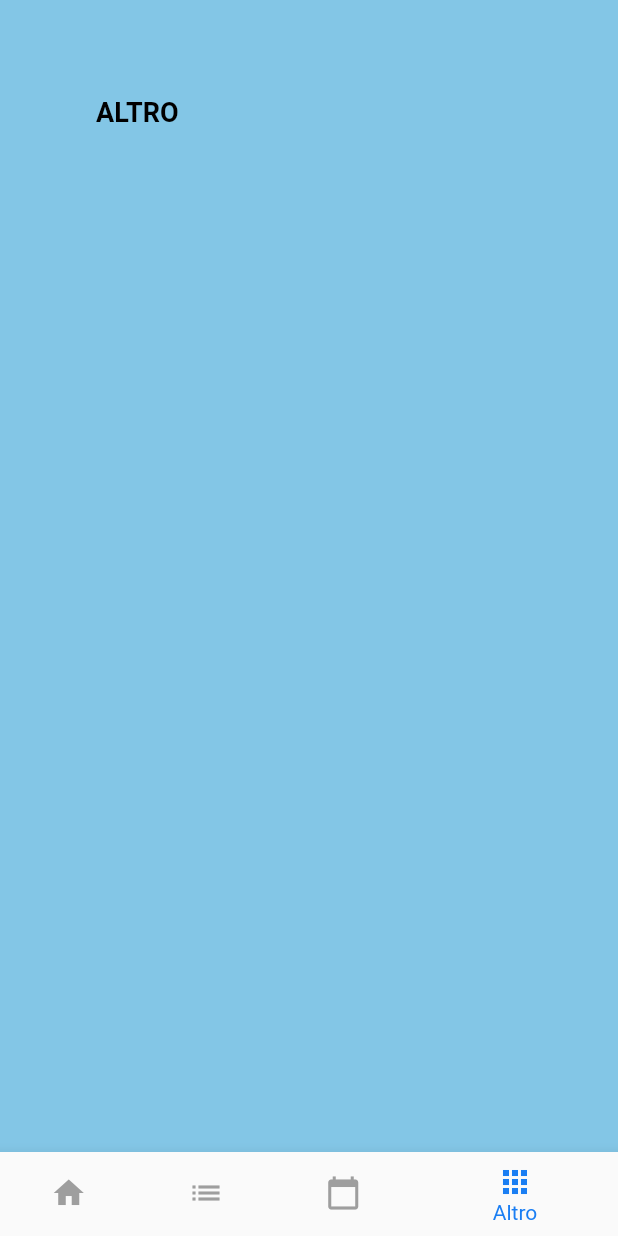
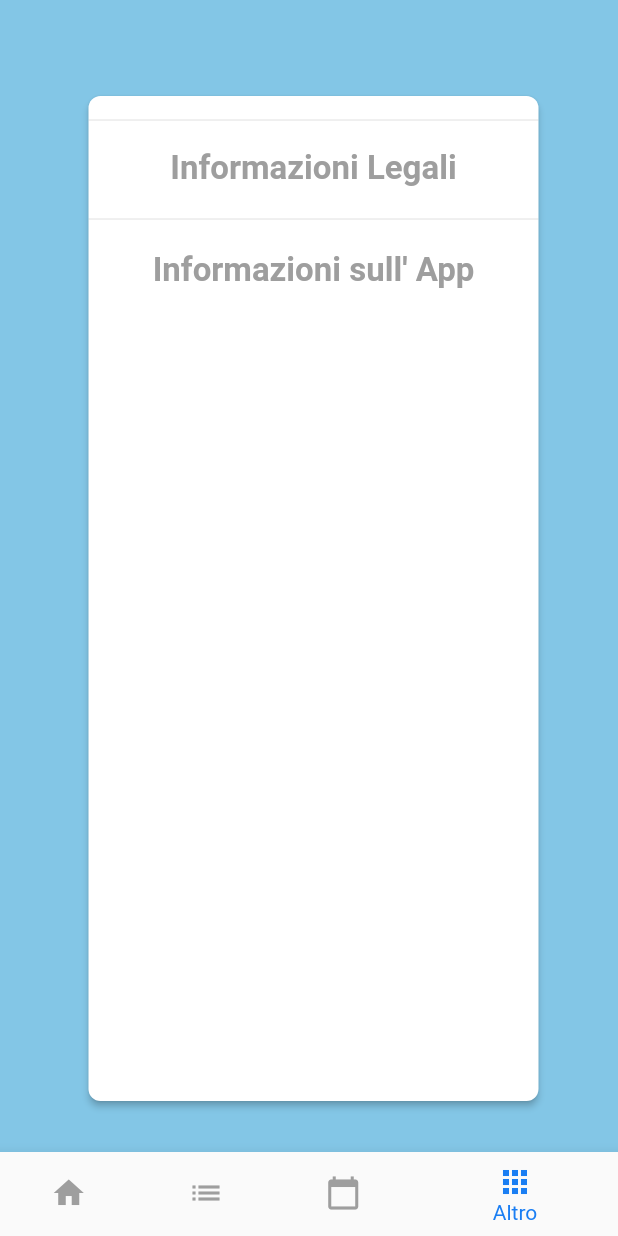
Before and after one commit to XxHacrackxX/go2beach, a Flutter app: the HomePage screen opened directly, item 4 of the bottom bar chosen, on a phone screen of 412 x 824 dp. Run offline on Flutter 3.47's test engine with Material 2 defaults, Android fonts, the light colour scheme and no system bars; drawn by our look-alikes of calendar_view; our stand-ins replace email_validator, firebase_auth, firebase_core; accounts and stored records are empty; network calls fail.

Commit message:
UI HomePage 2
Piccole rivisitazioni Grafiche

```diff
--- a/lib/Pages/homepage.dart
+++ b/lib/Pages/homepage.dart
@@ -36,7 +36,6 @@ class _HomePageState extends State<HomePage> {
       ),
       extendBodyBehindAppBar: true,
       body: Container(
-        padding: const EdgeInsets.all(64),
         color: const Color.fromARGB(255, 131, 198, 230),
         child: _widgetOptions.elementAt(_selectedIndex),
       ),
--- a/lib/Pages/widgets/altro.dart
+++ b/lib/Pages/widgets/altro.dart
@@ -1,17 +1,73 @@
 import 'package:flutter/material.dart';
 
-class Altro extends StatelessWidget {
-  const Altro({super.key});
+class Altro extends StatefulWidget {
+  const Altro({Key? key}) : super(key: key);
+  @override
+  State<StatefulWidget> createState() => _Altro();
+}
 
+class _Altro extends State<Altro> {
   @override
   Widget build(BuildContext context) {
-    return const Scaffold(
-      body: Text(
-        "ALTRO",
-        style: TextStyle(
-            color: Colors.black, fontSize: 18, fontWeight: FontWeight.bold),
+    return Container(
+      padding: EdgeInsets.only(left: 55, top: 60, bottom: 30),
+      child: Scaffold(
+        body: Container(
+          child: Card(
+              clipBehavior: Clip.antiAliasWithSaveLayer,
+              elevation: 2.0,
+              color: Colors.white,
+              shape: RoundedRectangleBorder(
+                  borderRadius: BorderRadius.circular(8.0)),
+              child: Container(
+                padding: const EdgeInsets.only(top: 8.0, bottom: 24),
+                width: 300,
+                child: Column(children: [
+                  const Divider(),
+                  TextButton(
+                    style: ButtonStyle(
+                        backgroundColor:
+                            MaterialStatePropertyAll(Colors.white)),
+                    onPressed: () {},
+                    child: Row(
+                      mainAxisAlignment: MainAxisAlignment.center,
+                      mainAxisSize: MainAxisSize.max,
+                      children: [
+                        Text(
+                          "Informazioni Legali",
+                          style: TextStyle(
+                              color: Colors.grey,
+                              fontSize: 22,
+                              fontWeight: FontWeight.bold),
+                        ),
+                      ],
+                    ),
+                  ),
+                  const Divider(height: 20),
+                  TextButton(
+                    style: ButtonStyle(
+                        backgroundColor:
+                            MaterialStatePropertyAll(Colors.white)),
+                    onPressed: () {},
+                    child: Row(
+                      mainAxisAlignment: MainAxisAlignment.center,
+                      mainAxisSize: MainAxisSize.max,
+                      children: [
+                        Text(
+                          "Informazioni sull' App",
+                          style: TextStyle(
+                              color: Colors.grey,
+                              fontSize: 22,
+                              fontWeight: FontWeight.bold),
+                        ),
+                      ],
+                    ),
+                  ),
+                ]),
+              )),
+        ),
+        backgroundColor: Colors.transparent,
       ),
-      backgroundColor: Colors.transparent,
     );
   }
 }
--- a/lib/Pages/widgets/calendar.dart
+++ b/lib/Pages/widgets/calendar.dart
@@ -10,7 +10,9 @@ class Calendar extends StatefulWidget {
 class _Calendar extends State<Calendar> {
   @override
   Widget build(BuildContext context) {
-    return Scaffold(
+    return Container(
+      padding: EdgeInsets.only(top: 25),
+      child: Scaffold(
         body: MonthView(
           controller: EventController(),
           minMonth: DateTime(1990),
@@ -27,6 +29,7 @@ class _Calendar extends State<Calendar> {
           onDateLongPress: (date) => print(date),
         ),
         backgroundColor: Colors.transparent,
+      ),
     );
   }
 }
--- a/lib/Pages/widgets/home.dart
+++ b/lib/Pages/widgets/home.dart
@@ -15,7 +15,8 @@ class _Home extends State<Home> {
   Widget build(BuildContext context) {
     return Scaffold(
       body: Padding(
-        padding: const EdgeInsets.only(top: 10.0),
+        padding:
+            const EdgeInsets.only(left: 55, right: 20, top: 50, bottom: 50),
         child: SingleChildScrollView(
           child: Wrap(
             children: [
```
Lines whose indentation alone changed are shown as unchanged.
